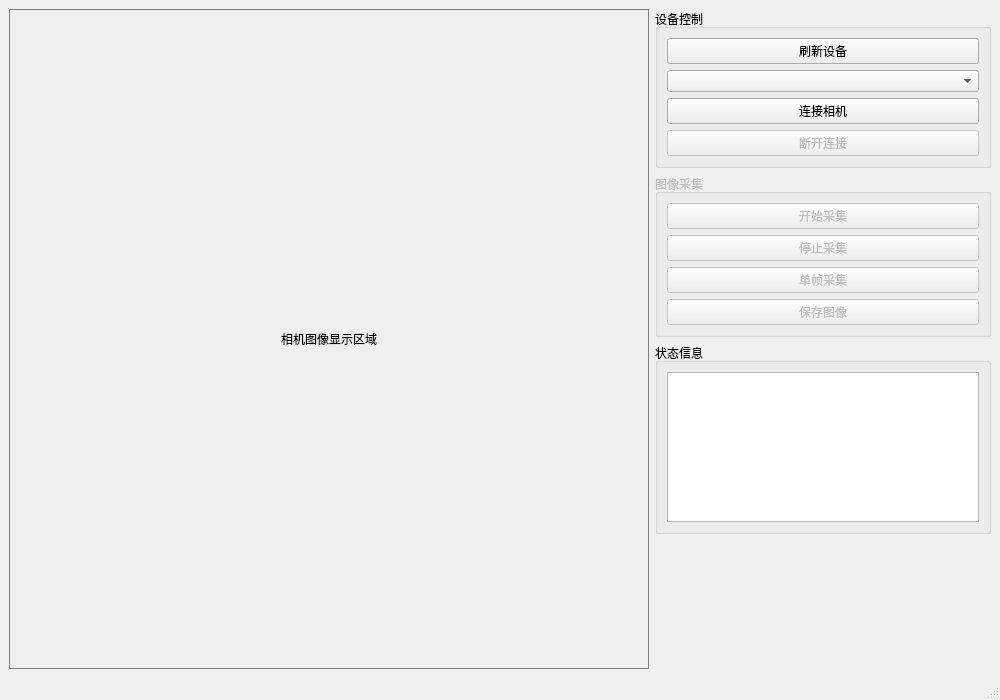
Old version of the form MainWindow.ui in the repository Chris-godz/Nodka-DeepX-Dahua-Camera.
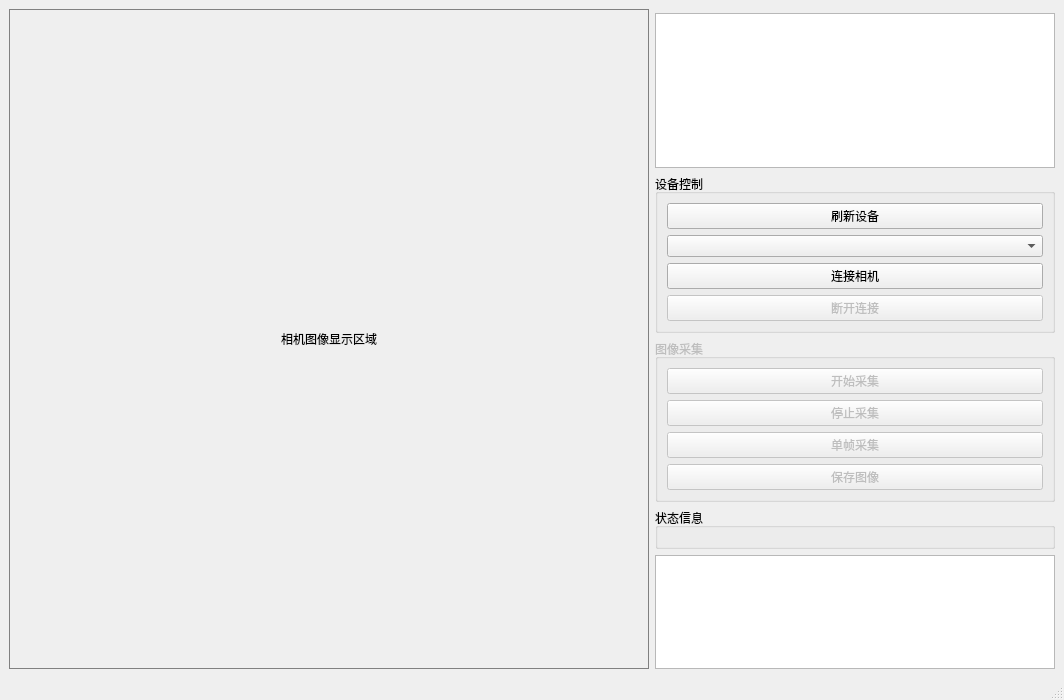
New version of the form.

Commit message:
Add QGraphicsView and reorganize layout in MainWindow
- Introduced a QGraphicsView to the control layout for enhanced graphical display.
- Adjusted the alignment and size constraints of various widgets for improved UI consistency.
- Minor adjustment to the menu bar geometry for better visual alignment.

```diff
--- a/MainWindow.ui
+++ b/MainWindow.ui
@@ -39,6 +39,35 @@
     </item>
     <item>
      <layout class="QVBoxLayout" name="controlLayout">
+      <item>
+       <spacer name="verticalSpacer">
+        <property name="orientation">
+         <enum>Qt::Orientation::Vertical</enum>
+        </property>
+        <property name="sizeHint" stdset="0">
+         <size>
+          <width>20</width>
+          <height>40</height>
+         </size>
+        </property>
+       </spacer>
+      </item>
+      <item alignment="Qt::AlignmentFlag::AlignHCenter|Qt::AlignmentFlag::AlignVCenter">
+       <widget class="QGraphicsView" name="graphicsView">
+        <property name="minimumSize">
+         <size>
+          <width>400</width>
+          <height>150</height>
+         </size>
+        </property>
+        <property name="maximumSize">
+         <size>
+          <width>400</width>
+          <height>300</height>
+         </size>
+        </property>
+       </widget>
+      </item>
       <item>
        <widget class="QGroupBox" name="deviceGroupBox">
         <property name="title">
@@ -123,35 +152,21 @@
         <property name="title">
          <string>状态信息</string>
         </property>
-        <layout class="QVBoxLayout" name="statusLayout">
-         <item>
-          <widget class="QTextEdit" name="statusTextEdit">
-           <property name="maximumSize">
-            <size>
-             <width>16777215</width>
-             <height>150</height>
-            </size>
-           </property>
-           <property name="readOnly">
-            <bool>true</bool>
-           </property>
-          </widget>
-         </item>
-        </layout>
+        <layout class="QVBoxLayout" name="statusLayout"/>
        </widget>
       </item>
       <item>
-       <spacer name="verticalSpacer">
-        <property name="orientation">
-         <enum>Qt::Vertical</enum>
-        </property>
-        <property name="sizeHint" stdset="0">
+       <widget class="QTextEdit" name="statusTextEdit">
+        <property name="maximumSize">
          <size>
-          <width>20</width>
-          <height>40</height>
+          <width>16777215</width>
+          <height>150</height>
          </size>
         </property>
-       </spacer>
+        <property name="readOnly">
+         <bool>true</bool>
+        </property>
+       </widget>
       </item>
      </layout>
     </item>
```
Left out of the diff: 26 changed lines with no effect on the pictures. The commit also changes 8 other files.
